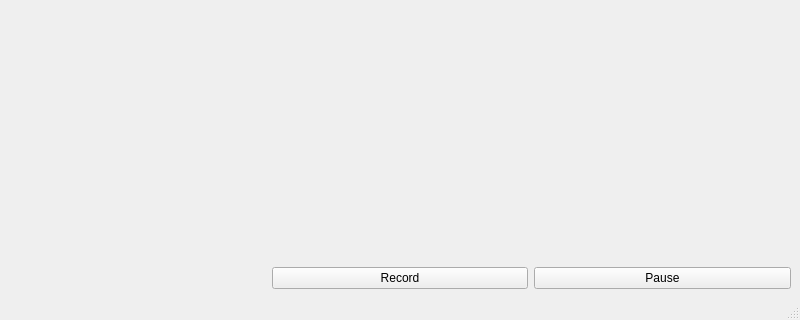
Above: pcsaudiorecorder/src/mainwindow.ui from N1vn0vem8er/pineconesnake before the change; both pictures show x 0 to 800 and y 280 to 600 of the 800 by 600 pixel window. Below: the same form after it.
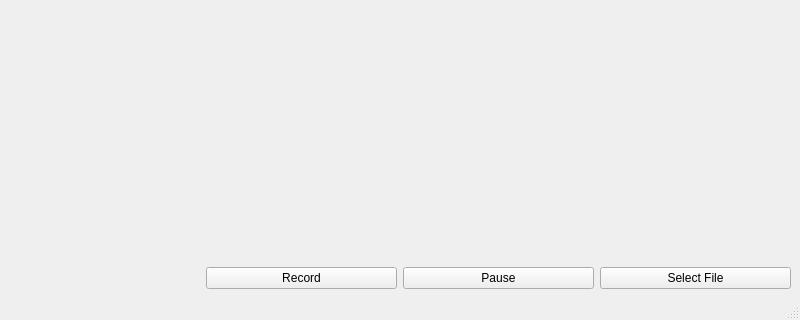
That is the form after the change. Icons and pictures are not drawn.

Commit message: Implemented selecting file

```diff
--- a/pcsaudiorecorder/src/mainwindow.ui
+++ b/pcsaudiorecorder/src/mainwindow.ui
@@ -98,6 +98,16 @@
         </property>
        </widget>
       </item>
+      <item>
+       <widget class="QPushButton" name="selectFileButton">
+        <property name="text">
+         <string>Select File</string>
+        </property>
+        <property name="icon">
+         <iconset theme="QIcon::ThemeIcon::DocumentOpen"/>
+        </property>
+       </widget>
+      </item>
      </layout>
     </item>
    </layout>
```
The commit also changes 2 other files.
